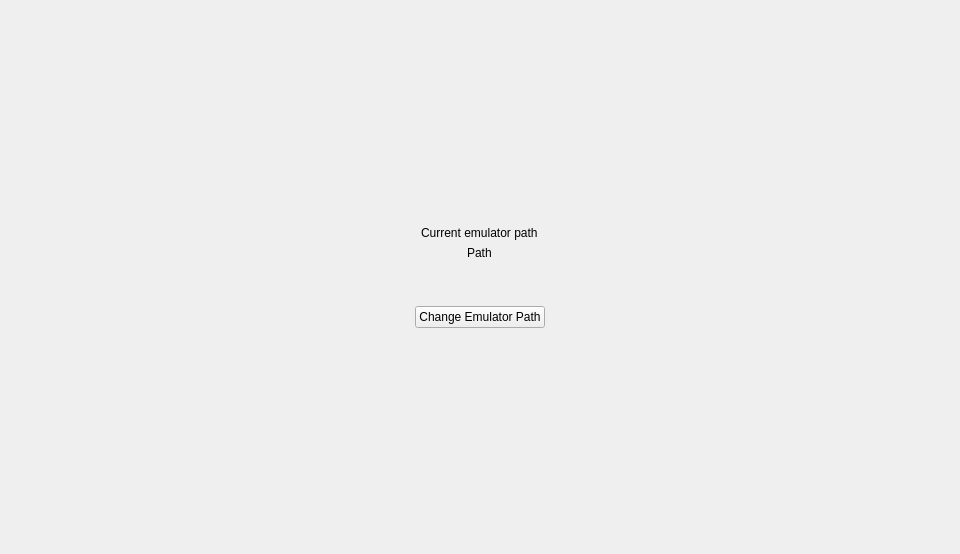
Above: vita3k/gui-qt/src/select_pref_path_page.ui from neophyte-team/Vita3K before the change. Below: the same form after it.
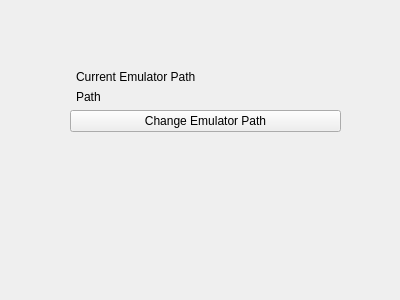
That is the form after the change.

What changed in the file:
```diff
--- a/vita3k/gui-qt/src/select_pref_path_page.ui
+++ b/vita3k/gui-qt/src/select_pref_path_page.ui
@@ -6,100 +6,46 @@
    <rect>
     <x>0</x>
     <y>0</y>
-    <width>960</width>
-    <height>554</height>
+    <width>400</width>
+    <height>300</height>
    </rect>
   </property>
   <property name="windowTitle">
    <string>WizardPage</string>
   </property>
-  <layout class="QVBoxLayout" name="verticalLayout">
-   <property name="leftMargin">
-    <number>100</number>
+  <widget class="QWidget" name="">
+   <property name="geometry">
+    <rect>
+     <x>70</x>
+     <y>70</y>
+     <width>271</width>
+     <height>191</height>
+    </rect>
    </property>
-   <property name="rightMargin">
-    <number>100</number>
-   </property>
-   <item>
-    <spacer name="verticalSpacer_2">
-     <property name="orientation">
-      <enum>Qt::Vertical</enum>
-     </property>
-     <property name="sizeHint" stdset="0">
-      <size>
-       <width>20</width>
-       <height>40</height>
-      </size>
-     </property>
-    </spacer>
-   </item>
-   <item alignment="Qt::AlignHCenter">
+   <layout class="QFormLayout" name="formLayout">
+    <item row="3" column="0" colspan="2">
+     <widget class="QPushButton" name="change_emulator_path">
+      <property name="text">
+       <string>Change Emulator Path</string>
+      </property>
+     </widget>
+    </item>
+    <item row="0" column="1">
     <widget class="QLabel" name="page_name">
      <property name="text">
-      <string>Current emulator path</string>
+       <string>Current Emulator Path</string>
      </property>
     </widget>
    </item>
-   <item alignment="Qt::AlignHCenter">
+    <item row="1" column="1">
     <widget class="QLabel" name="emulator_path">
      <property name="text">
       <string>Path</string>
      </property>
     </widget>
    </item>
-   <item>
-    <spacer name="horizontalSpacer">
-     <property name="orientation">
-      <enum>Qt::Horizontal</enum>
-     </property>
-     <property name="sizeHint" stdset="0">
-      <size>
-       <width>40</width>
-       <height>20</height>
-      </size>
-     </property>
-    </spacer>
-   </item>
-   <item>
-    <spacer name="horizontalSpacer_2">
-     <property name="orientation">
-      <enum>Qt::Horizontal</enum>
-     </property>
-     <property name="sizeHint" stdset="0">
-      <size>
-       <width>40</width>
-       <height>20</height>
-      </size>
-     </property>
-    </spacer>
-   </item>
-   <item alignment="Qt::AlignHCenter">
-    <widget class="QPushButton" name="change_emulator_path">
-     <property name="maximumSize">
-      <size>
-       <width>200</width>
-       <height>100</height>
-      </size>
-     </property>
-     <property name="text">
-      <string>Change Emulator Path</string>
-     </property>
-    </widget>
-   </item>
-   <item>
-    <spacer name="verticalSpacer">
-     <property name="orientation">
-      <enum>Qt::Vertical</enum>
-     </property>
-     <property name="sizeHint" stdset="0">
-      <size>
-       <width>20</width>
-       <height>40</height>
-      </size>
-     </property>
-    </spacer>
-   </item>
-  </layout>
+   </layout>
+  </widget>
  </widget>
  <resources/>
  <connections/>
```
Lines whose indentation alone changed are shown as unchanged.
